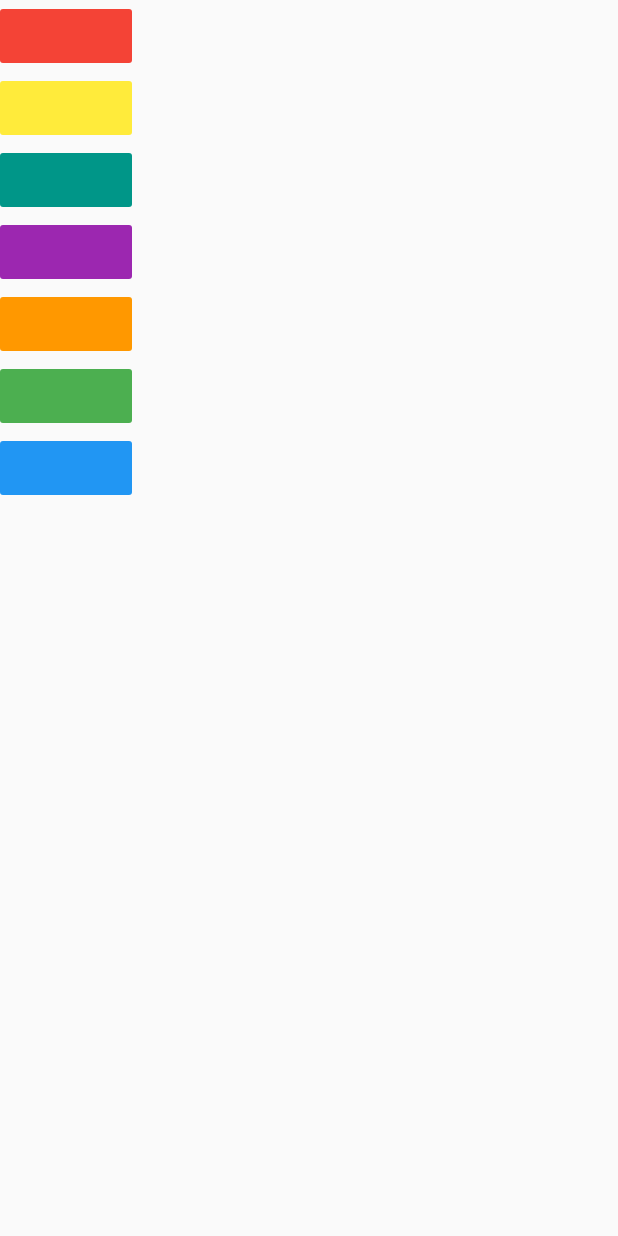
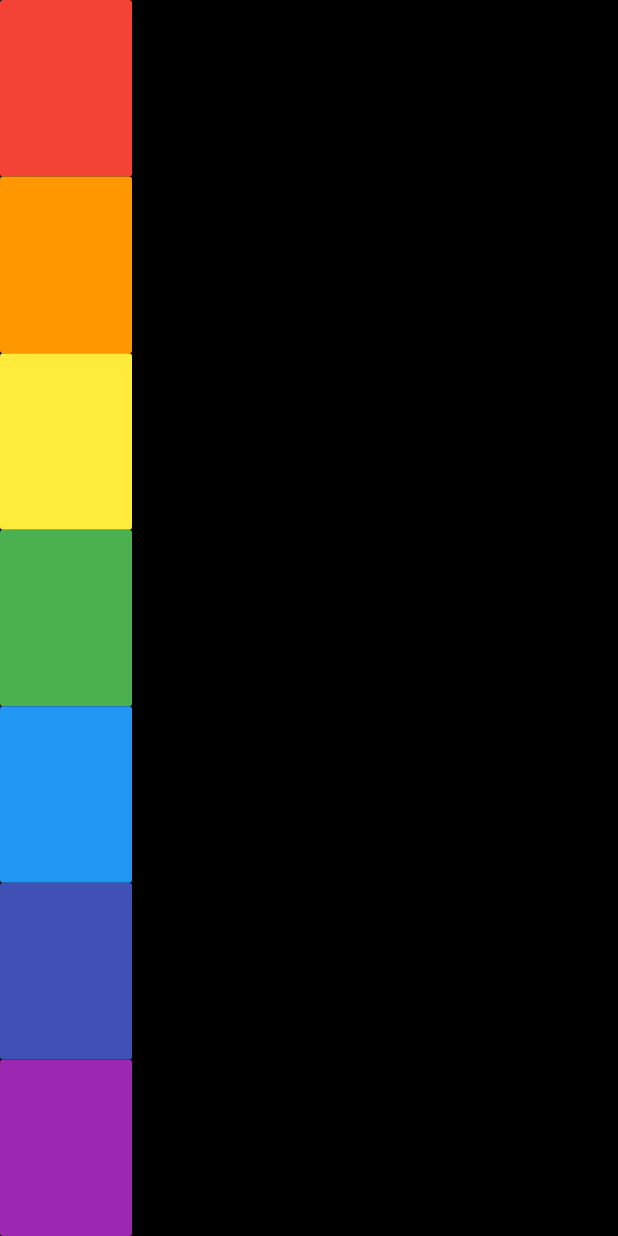
Before and after one commit to QwequSandies/flutter_xylo, a Flutter app: the screen it shows after launch, on a phone screen of 412 x 824 dp. Run offline on Flutter 3.47's test engine with Material 2 defaults, Android fonts, the phone set to English and light mode, and no system bars; our stand-ins replace audioplayers.

Commit message:
Update main.dart

```diff
--- a/lib/main.dart
+++ b/lib/main.dart
@@ -9,51 +9,32 @@
     player.play('note$noteNumber.wav');
   }
 
+  Expanded buildKey({Color color, int soundNumber}) {
+    return Expanded(
+      // ignore: deprecated_member_use
+      child: FlatButton(
+        color: color,
+        onPressed: () => playAudio(soundNumber),
+      ),
+    );
+  }
+
   @override
   Widget build(BuildContext context) {
     return MaterialApp(
       debugShowCheckedModeBanner: false,
       home: Scaffold(
+        backgroundColor: Colors.black,
         body: SafeArea(
           child: Column(
             children: [
-              // ignore: deprecated_member_use
-              FlatButton(
-                color: Colors.red,
-                onPressed: () => playAudio(1),
-              ),
-              // ignore: deprecated_member_use
-              FlatButton(
-                color: Colors.yellow,
-                onPressed: () => playAudio(2),
-              ),
-
-              // ignore: deprecated_member_use
-              FlatButton(
-                color: Colors.teal,
-                onPressed: () => playAudio(3),
-              ),
-              // ignore: deprecated_member_use
-              FlatButton(
-                color: Colors.purple,
-                onPressed: () => playAudio(4),
-              ),
-              // ignore: deprecated_member_use
-              FlatButton(
-                color: Colors.orange,
-                onPressed: () => playAudio(5),
-              ),
-              // ignore: deprecated_member_use
-              FlatButton(
-                color: Colors.green,
-                onPressed: () => playAudio(6),
-              ),
-              // ignore: deprecated_member_use
-              FlatButton(
-                color: Colors.blue,
-                onPressed: () => playAudio(7),
-              ),
-              // ignore: deprecated_member_use
+              buildKey(color: Colors.red, soundNumber: 1),
+              buildKey(color: Colors.orange, soundNumber: 2),
+              buildKey(color: Colors.yellow, soundNumber: 3),
+              buildKey(color: Colors.green, soundNumber: 4),
+              buildKey(color: Colors.blue, soundNumber: 5),
+              buildKey(color: Colors.indigo, soundNumber: 6),
+              buildKey(color: Colors.purple, soundNumber: 7),
             ],
           ),
         ),
```
